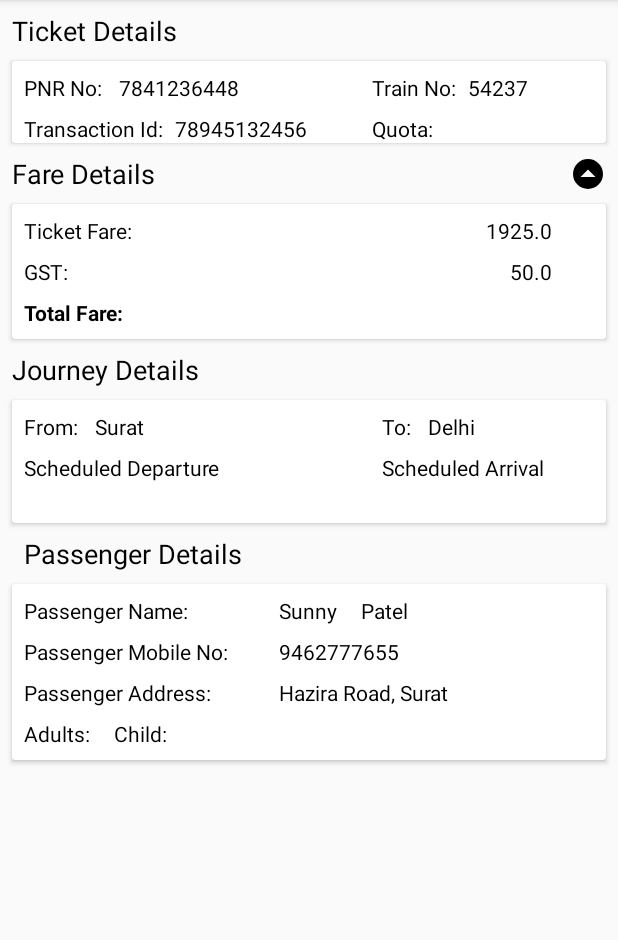
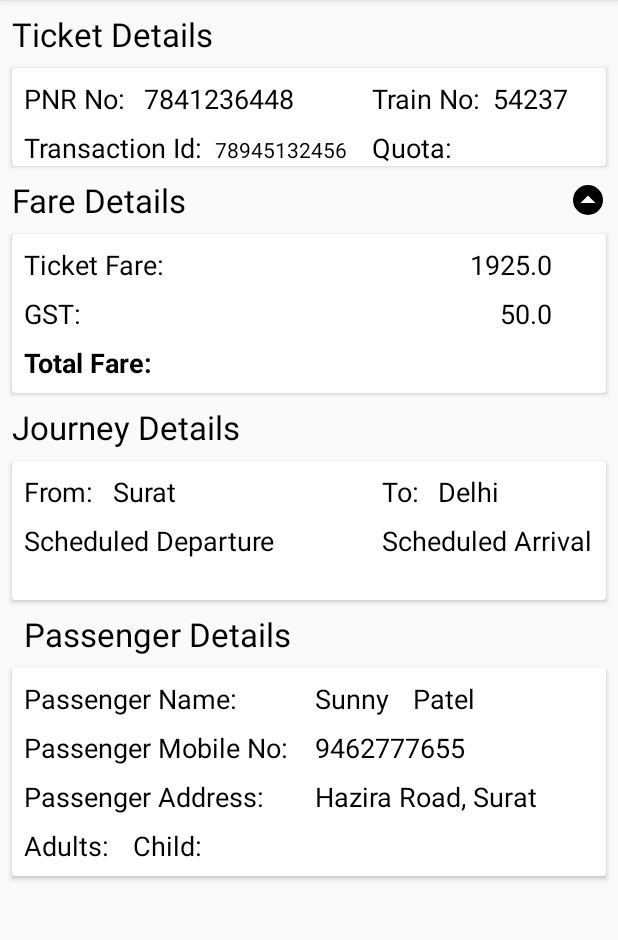
Before and after one commit to FireAndIce/ticket-databinding, an Android app: the screen it shows after launch (MainActivity), on a phone screen of 412 x 824 dp, the part 84-1024 px from its top. Run offline under Robolectric (Android 15) with nearby library versions, the phone set to English and light mode, and no system bars; our stand-ins replace data binding; 8 statements that could not run were skipped.

Commit message:
Increased text font sizes

```diff
--- a/app/src/main/res/layout/fare_details.xml
+++ b/app/src/main/res/layout/fare_details.xml
@@ -26,10 +26,11 @@
         android:layout_marginStart="8dp"
         android:layout_marginTop="8dp"
         android:text="GST:"
+        android:textAppearance="@style/TextAppearance.AppCompat.Medium"
         android:textColor="@android:color/black"
+        android:visibility="@{ticket.isFareExpanded ? View.VISIBLE : View.GONE}"
         app:layout_constraintStart_toStartOf="parent"
-        app:layout_constraintTop_toBottomOf="@+id/ticketFareLabel"
-        android:visibility="@{ticket.isFareExpanded ? View.VISIBLE : View.GONE}"/>
+        app:layout_constraintTop_toBottomOf="@+id/ticketFareLabel" />
 
     <TextView
         android:id="@+id/totalFareLabel"
@@ -39,6 +40,7 @@
         android:layout_marginTop="8dp"
         android:layout_marginBottom="8dp"
         android:text="Total Fare:"
+        android:textAppearance="@style/TextAppearance.AppCompat.Medium"
         android:textColor="@android:color/black"
         android:textStyle="bold"
         app:layout_constraintBottom_toBottomOf="parent"
@@ -50,11 +52,11 @@
         android:layout_width="wrap_content"
         android:layout_height="wrap_content"
         android:layout_marginEnd="8dp"
+        android:textAppearance="@style/TextAppearance.AppCompat.Medium"
         android:textColor="@android:color/black"
         android:textStyle="bold"
         app:layout_constraintBaseline_toBaselineOf="@+id/totalFareLabel"
         app:layout_constraintEnd_toStartOf="@+id/guideline2"
-
         app:totalFareText="@{ticket}"
         tools:text="1975.00" />
     <!--android:text="@{String.valueOf(ticket.ticketFare + ticket.gstCharge)}"-->
@@ -64,11 +66,12 @@
         android:layout_width="wrap_content"
         android:layout_height="wrap_content"
         android:layout_marginEnd="8dp"
+        android:text="@{String.valueOf(ticket.ticketFare)}"
+        android:textAppearance="@style/TextAppearance.AppCompat.Medium"
         android:textColor="@android:color/black"
+        android:visibility="@{ticket.isFareExpanded ? View.VISIBLE : View.GONE}"
         app:layout_constraintBaseline_toBaselineOf="@+id/ticketFareLabel"
         app:layout_constraintEnd_toStartOf="@+id/guideline2"
-        android:text="@{String.valueOf(ticket.ticketFare)}"
-        android:visibility="@{ticket.isFareExpanded ? View.VISIBLE : View.GONE}"
         tools:text="1925.00" />
 
     <TextView
@@ -78,8 +81,9 @@
         android:layout_marginStart="8dp"
         android:layout_marginTop="8dp"
         android:text="Ticket Fare:"
+        android:textAppearance="@style/TextAppearance.AppCompat.Medium"
+        android:textColor="@android:color/black"
         android:visibility="@{ticket.isFareExpanded ? View.VISIBLE : View.GONE}"
-        android:textColor="@android:color/black"
         app:layout_constraintStart_toStartOf="parent"
         app:layout_constraintTop_toTopOf="parent" />
 
@@ -88,11 +92,12 @@
         android:layout_width="wrap_content"
         android:layout_height="wrap_content"
         android:layout_marginEnd="8dp"
+        android:text="@{String.valueOf(ticket.gstCharge)}"
+        android:textAppearance="@style/TextAppearance.AppCompat.Medium"
         android:textColor="@android:color/black"
+        android:visibility="@{ticket.isFareExpanded ? View.VISIBLE : View.GONE}"
         app:layout_constraintBaseline_toBaselineOf="@+id/gstLabel"
         app:layout_constraintEnd_toStartOf="@+id/guideline2"
-        android:text="@{String.valueOf(ticket.gstCharge)}"
-        android:visibility="@{ticket.isFareExpanded ? View.VISIBLE : View.GONE}"
         tools:text="50.00" />
 
     <android.support.constraint.Guideline
--- a/app/src/main/res/layout/journey_details.xml
+++ b/app/src/main/res/layout/journey_details.xml
@@ -23,6 +23,7 @@
         android:layout_marginStart="8dp"
         android:layout_marginTop="8dp"
         android:text="From: "
+        android:textAppearance="@style/TextAppearance.AppCompat.Medium"
         android:textColor="@android:color/black"
         app:layout_constraintStart_toStartOf="parent"
         app:layout_constraintTop_toTopOf="parent" />
@@ -32,10 +33,11 @@
         android:layout_width="wrap_content"
         android:layout_height="wrap_content"
         android:layout_marginStart="8dp"
+        android:text="@{ticket.fromStation}"
+        android:textAppearance="@style/TextAppearance.AppCompat.Medium"
         android:textColor="@android:color/black"
         app:layout_constraintBaseline_toBaselineOf="@+id/jFromLabel"
         app:layout_constraintStart_toEndOf="@+id/jFromLabel"
-        android:text="@{ticket.fromStation}"
         tools:text="Surat" />
 
     <TextView
@@ -45,6 +47,7 @@
         android:layout_marginStart="8dp"
         android:layout_marginTop="8dp"
         android:text="To: "
+        android:textAppearance="@style/TextAppearance.AppCompat.Medium"
         android:textColor="@android:color/black"
         app:layout_constraintStart_toStartOf="@+id/guideline"
         app:layout_constraintTop_toTopOf="parent" />
@@ -55,10 +58,11 @@
         android:layout_height="wrap_content"
         android:layout_marginStart="8dp"
 
+        android:text="@{ticket.toStation}"
+        android:textAppearance="@style/TextAppearance.AppCompat.Medium"
         android:textColor="@android:color/black"
         app:layout_constraintBaseline_toBaselineOf="@+id/jToLabel"
         app:layout_constraintStart_toEndOf="@+id/jToLabel"
-        android:text="@{ticket.toStation}"
         tools:text="Delhi" />
 
     <TextView
@@ -68,6 +72,7 @@
         android:layout_marginStart="8dp"
         android:layout_marginTop="8dp"
         android:text="Scheduled Departure"
+        android:textAppearance="@style/TextAppearance.AppCompat.Medium"
         android:textColor="@android:color/black"
         app:layout_constraintStart_toStartOf="parent"
         app:layout_constraintTop_toBottomOf="@+id/jFromLabel" />
@@ -79,6 +84,7 @@
         android:layout_marginStart="8dp"
         android:layout_marginTop="8dp"
         android:text="Scheduled Arrival"
+        android:textAppearance="@style/TextAppearance.AppCompat.Medium"
         android:textColor="@android:color/black"
         app:layout_constraintStart_toStartOf="@+id/guideline"
         app:layout_constraintTop_toBottomOf="@+id/jToLabel" />
@@ -89,11 +95,12 @@
         android:layout_height="wrap_content"
         android:layout_marginTop="8dp"
 
+        android:text="@{ticket.schDepDate}"
+        android:textAppearance="@style/TextAppearance.AppCompat.Small"
         android:textColor="@android:color/black"
         app:layout_constraintEnd_toEndOf="@+id/schDepLabel"
         app:layout_constraintStart_toStartOf="@+id/schDepLabel"
         app:layout_constraintTop_toBottomOf="@+id/schDepLabel"
-        android:text="@{ticket.schDepDate}"
         tools:text="16-DEC-2018 05:00" />
 
     <TextView
@@ -102,11 +109,12 @@
         android:layout_height="wrap_content"
         android:layout_marginTop="8dp"
 
+        android:text="@{ticket.schArrDate}"
+        android:textAppearance="@style/TextAppearance.AppCompat.Small"
         android:textColor="@android:color/black"
         app:layout_constraintEnd_toEndOf="@+id/schArrLabel"
         app:layout_constraintStart_toStartOf="@+id/schArrLabel"
         app:layout_constraintTop_toBottomOf="@+id/schArrLabel"
-        android:text="@{ticket.schArrDate}"
         tools:text="17-DEC-2018 15:00" />
 
     <android.support.constraint.Guideline
--- a/app/src/main/res/layout/passenger_details.xml
+++ b/app/src/main/res/layout/passenger_details.xml
@@ -22,6 +22,7 @@
         android:layout_height="wrap_content"
         android:layout_marginStart="8dp"
         android:text="Child:"
+        android:textAppearance="@style/TextAppearance.AppCompat.Medium"
         android:textColor="@android:color/black"
         app:layout_constraintBaseline_toBaselineOf="@+id/adultLabel"
         app:layout_constraintStart_toEndOf="@+id/adultText" />
@@ -34,6 +35,7 @@
         android:layout_marginTop="8dp"
         android:layout_marginBottom="8dp"
         android:text="Adults:"
+        android:textAppearance="@style/TextAppearance.AppCompat.Medium"
         android:textColor="@android:color/black"
         app:layout_constraintBottom_toBottomOf="parent"
         app:layout_constraintStart_toStartOf="parent"
@@ -45,11 +47,12 @@
         android:layout_height="wrap_content"
         android:layout_marginStart="8dp"
 
+        android:text="@{ticket.adults}"
+        android:textAppearance="@style/TextAppearance.AppCompat.Medium"
         android:textColor="@android:color/black"
         app:layout_constraintBaseline_toBaselineOf="@+id/adultLabel"
         app:layout_constraintStart_toEndOf="@+id/adultLabel"
-        android:text="@{ticket.adults}"
-        tools:text="4"/>
+        tools:text="4" />
 
     <TextView
         android:id="@+id/childText"
@@ -57,11 +60,12 @@
         android:layout_height="21dp"
         android:layout_marginStart="8dp"
 
+        android:text="@{ticket.child}"
+        android:textAppearance="@style/TextAppearance.AppCompat.Medium"
         android:textColor="@android:color/black"
         app:layout_constraintBaseline_toBaselineOf="@+id/childLabel"
         app:layout_constraintStart_toEndOf="@+id/childLabel"
-        android:text="@{ticket.child}"
-        tools:text="4"/>
+        tools:text="4" />
 
     <TextView
         android:id="@+id/passNameLabel"
@@ -70,6 +74,7 @@
         android:layout_marginStart="8dp"
         android:layout_marginTop="8dp"
         android:text="Passenger Name: "
+        android:textAppearance="@style/TextAppearance.AppCompat.Medium"
         android:textColor="@android:color/black"
         app:layout_constraintStart_toStartOf="parent"
         app:layout_constraintTop_toTopOf="parent" />
@@ -81,10 +86,10 @@
         android:layout_marginStart="8dp"
         android:layout_marginTop="8dp"
         android:text="Passenger Mobile No:"
+        android:textAppearance="@style/TextAppearance.AppCompat.Medium"
         android:textColor="@android:color/black"
         app:layout_constraintStart_toStartOf="parent"
-        app:layout_constraintTop_toBottomOf="@+id/passNameLabel"
-        />
+        app:layout_constraintTop_toBottomOf="@+id/passNameLabel" />
 
     <TextView
         android:id="@+id/passAddLabel"
@@ -93,6 +98,7 @@
         android:layout_marginStart="8dp"
         android:layout_marginTop="8dp"
         android:text="Passenger Address:"
+        android:textAppearance="@style/TextAppearance.AppCompat.Medium"
         android:textColor="@android:color/black"
         app:layout_constraintStart_toStartOf="parent"
         app:layout_constraintTop_toBottomOf="@+id/passMobileLabel" />
@@ -102,10 +108,11 @@
         android:layout_width="wrap_content"
         android:layout_height="wrap_content"
         android:layout_marginStart="8dp"
+        android:text="@{ticket.passFname}"
+        android:textAppearance="@style/TextAppearance.AppCompat.Medium"
         android:textColor="@android:color/black"
         app:layout_constraintBaseline_toBaselineOf="@+id/passNameLabel"
         app:layout_constraintStart_toStartOf="@+id/guideline3"
-        android:text="@{ticket.passFname}"
         tools:text="Sunny" />
 
     <TextView
@@ -114,10 +121,11 @@
         android:layout_height="wrap_content"
         android:layout_marginStart="8dp"
 
+        android:text="@{ticket.mobileNo}"
+        android:textAppearance="@style/TextAppearance.AppCompat.Medium"
         android:textColor="@android:color/black"
         app:layout_constraintBaseline_toBaselineOf="@+id/passMobileLabel"
         app:layout_constraintStart_toStartOf="@+id/guideline3"
-        android:text="@{ticket.mobileNo}"
         tools:text="9462777655" />
 
     <TextView
@@ -125,10 +133,11 @@
         android:layout_width="wrap_content"
         android:layout_height="wrap_content"
         android:layout_marginStart="8dp"
+        android:text="@{ticket.passAddress}"
+        android:textAppearance="@style/TextAppearance.AppCompat.Medium"
         android:textColor="@android:color/black"
         app:layout_constraintBaseline_toBaselineOf="@+id/passAddLabel"
         app:layout_constraintStart_toStartOf="@+id/guideline3"
-        android:text="@{ticket.passAddress}"
         tools:text="Hazira Road, Surat" />
 
     <TextView
@@ -137,6 +146,7 @@
         android:layout_height="wrap_content"
         android:layout_marginStart="8dp"
         android:text="@{String.valueOf(ticket.passMname.charAt(0))}"
+        android:textAppearance="@style/TextAppearance.AppCompat.Medium"
         android:textColor="@android:color/black"
         app:layout_constraintBaseline_toBaselineOf="@+id/passFnameText"
         app:layout_constraintStart_toEndOf="@+id/passFnameText"
@@ -148,6 +158,7 @@
         android:layout_height="wrap_content"
         android:layout_marginStart="8dp"
         android:text="@{ticket.passLname}"
+        android:textAppearance="@style/TextAppearance.AppCompat.Medium"
         android:textColor="@android:color/black"
         app:layout_constraintBaseline_toBaselineOf="@+id/passMnameText"
         app:layout_constraintStart_toEndOf="@+id/passMnameText"
@@ -158,7 +169,7 @@
         android:layout_width="wrap_content"
         android:layout_height="wrap_content"
         android:orientation="vertical"
-        app:layout_constraintGuide_begin="170dp" />
+        app:layout_constraintGuide_begin="194dp" />
 </android.support.constraint.ConstraintLayout>
 </android.support.v7.widget.CardView>
 </layout>
--- a/app/src/main/res/layout/ticket_fragment.xml
+++ b/app/src/main/res/layout/ticket_fragment.xml
@@ -23,7 +23,7 @@
         android:layout_marginStart="8dp"
         android:layout_marginTop="8dp"
         android:text="Ticket Details"
-        android:textAppearance="@style/TextAppearance.AppCompat.Medium"
+        android:textAppearance="@style/TextAppearance.AppCompat.Large"
         android:textColor="@android:color/black"
         app:layout_constraintStart_toStartOf="parent"
         app:layout_constraintTop_toTopOf="parent" />
@@ -61,7 +61,7 @@
         android:layout_marginStart="16dp"
         android:layout_marginTop="8dp"
         android:text="Passenger Details"
-        android:textAppearance="@style/TextAppearance.AppCompat.Medium"
+        android:textAppearance="@style/TextAppearance.AppCompat.Large"
         android:textColor="@android:color/black"
         app:layout_constraintStart_toStartOf="parent"
         app:layout_constraintTop_toBottomOf="@+id/journeyDetailsLayout" />
@@ -99,7 +99,7 @@
         android:layout_marginStart="8dp"
         android:layout_marginTop="8dp"
         android:text="Journey Details"
-        android:textAppearance="@style/TextAppearance.AppCompat.Medium"
+        android:textAppearance="@style/TextAppearance.AppCompat.Large"
         android:textColor="@android:color/black"
         app:layout_constraintStart_toStartOf="parent"
         app:layout_constraintTop_toBottomOf="@+id/fareDetailsLayout" />
@@ -111,7 +111,7 @@
         android:layout_marginStart="8dp"
         android:layout_marginTop="8dp"
         android:text="Fare Details"
-        android:textAppearance="@style/TextAppearance.AppCompat.Medium"
+        android:textAppearance="@style/TextAppearance.AppCompat.Large"
         android:textColor="@android:color/black"
         app:layout_constraintStart_toStartOf="parent"
         app:layout_constraintTop_toBottomOf="@+id/ticketInfoLayout" />
--- a/app/src/main/res/layout/ticket_info.xml
+++ b/app/src/main/res/layout/ticket_info.xml
@@ -24,6 +24,7 @@
         android:layout_marginStart="8dp"
         android:layout_marginTop="8dp"
         android:text="PNR No: "
+        android:textAppearance="@style/TextAppearance.AppCompat.Medium"
         android:textColor="@android:color/black"
         app:layout_constraintStart_toStartOf="parent"
         app:layout_constraintTop_toTopOf="parent" />
@@ -33,10 +34,11 @@
         android:layout_width="wrap_content"
         android:layout_height="wrap_content"
         android:layout_marginStart="8dp"
+        android:text="@{String.valueOf(ticket.pnrNo)}"
+        android:textAppearance="@style/TextAppearance.AppCompat.Medium"
         android:textColor="@android:color/black"
         app:layout_constraintBaseline_toBaselineOf="@+id/pnrNoLabel"
         app:layout_constraintStart_toEndOf="@+id/pnrNoLabel"
-        android:text="@{String.valueOf(ticket.pnrNo)}"
         tools:text="7841236448" />
 
     <TextView
@@ -46,6 +48,7 @@
         android:layout_marginStart="8dp"
         android:layout_marginTop="8dp"
         android:text="Transaction Id:"
+        android:textAppearance="@style/TextAppearance.AppCompat.Medium"
         android:textColor="@android:color/black"
         app:layout_constraintStart_toStartOf="parent"
         app:layout_constraintTop_toBottomOf="@+id/pnrNoLabel" />
@@ -57,6 +60,7 @@
         android:layout_marginStart="8dp"
         android:layout_marginTop="8dp"
         android:text="Train No:"
+        android:textAppearance="@style/TextAppearance.AppCompat.Medium"
         android:textColor="@android:color/black"
         app:layout_constraintStart_toStartOf="@+id/guideline"
         app:layout_constraintTop_toTopOf="parent" />
@@ -68,6 +72,7 @@
         android:layout_marginStart="8dp"
         android:layout_marginTop="8dp"
         android:text="Quota:"
+        android:textAppearance="@style/TextAppearance.AppCompat.Medium"
         android:textColor="@android:color/black"
         app:layout_constraintStart_toStartOf="@+id/guideline"
         app:layout_constraintTop_toBottomOf="@+id/trainNoLabel" />
@@ -78,10 +83,11 @@
         android:layout_height="wrap_content"
         android:layout_marginStart="8dp"
         android:layout_marginTop="8dp"
+        android:text="@{String.valueOf(ticket.trainNo)}"
+        android:textAppearance="@style/TextAppearance.AppCompat.Medium"
         android:textColor="@android:color/black"
         app:layout_constraintStart_toEndOf="@+id/trainNoLabel"
         app:layout_constraintTop_toTopOf="parent"
-        android:text="@{String.valueOf(ticket.trainNo)}"
         tools:text="54237" />
 
     <TextView
@@ -89,10 +95,11 @@
         android:layout_width="wrap_content"
         android:layout_height="wrap_content"
         android:layout_marginStart="8dp"
+        android:text="@{ticket.quota}"
+        android:textAppearance="@style/TextAppearance.AppCompat.Medium"
         android:textColor="@android:color/black"
         app:layout_constraintBaseline_toBaselineOf="@+id/quotaLabel"
         app:layout_constraintStart_toEndOf="@+id/quotaLabel"
-        android:text="@{ticket.quota}"
         tools:text="GENERAL" />
 
     <TextView
@@ -100,10 +107,11 @@
         android:layout_width="wrap_content"
         android:layout_height="wrap_content"
         android:layout_marginStart="8dp"
+        android:text="@{String.valueOf(ticket.transactionId)}"
+        android:textAppearance="@style/TextAppearance.AppCompat.Small"
         android:textColor="@android:color/black"
         app:layout_constraintBaseline_toBaselineOf="@+id/transactionIdLabel"
         app:layout_constraintStart_toEndOf="@+id/transactionIdLabel"
-        android:text="@{String.valueOf(ticket.transactionId)}"
         tools:text="78945132456" />
 
     <android.support.constraint.Guideline
```
